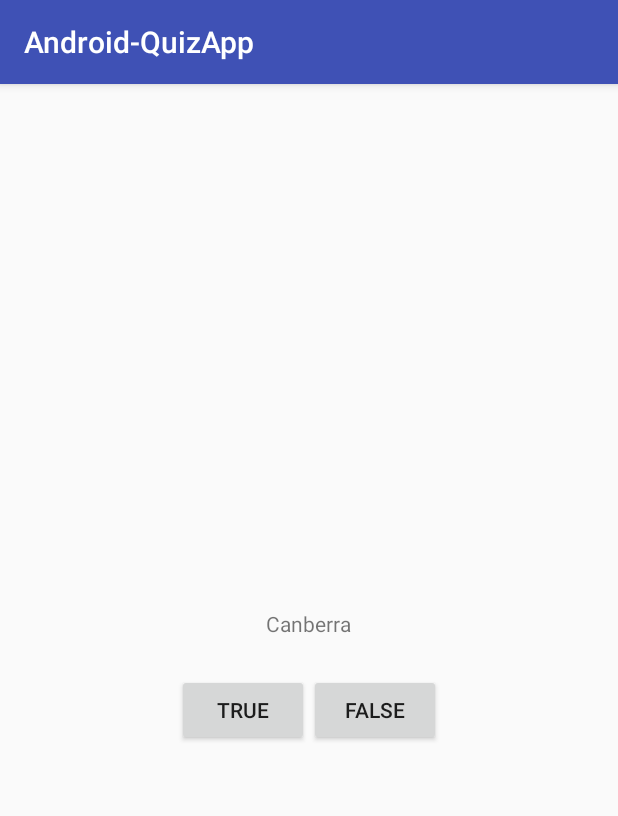
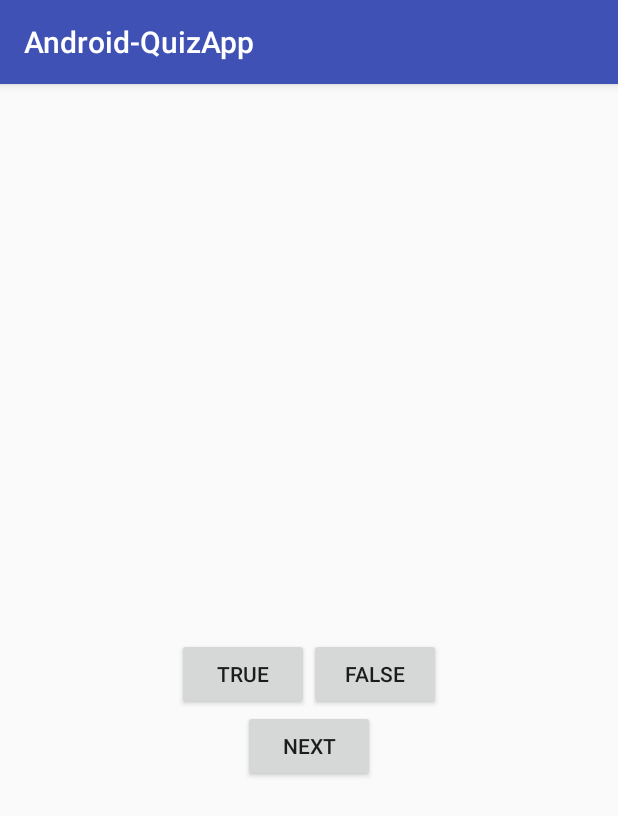
Before and after one commit to kohnewlife/Android-QuizApp, an Android app: the screen it shows after launch (Quiz), on a phone screen of 412 x 824 dp. Shown: the top 816 px of the screen. Run offline under Robolectric (Android 15) with nearby library versions, the phone set to English and light mode, and no system bars.

Commit message:
Added new button + getters and setters

```diff
--- a/app/src/main/java/com/example/skyz/android_quizapp/Quiz.java
+++ b/app/src/main/java/com/example/skyz/android_quizapp/Quiz.java
@@ -5,9 +5,12 @@ import android.os.Bundle;
 import android.view.Gravity;
 import android.view.View;
 import android.widget.Button;
+import android.widget.TextView;
 import android.widget.Toast;
 
 public class Quiz extends AppCompatActivity {
+    private TextView mQuestionTextView;
+
     private Button mTrueButton;
     private Button mFalseButton;
 
--- a/app/src/main/res/layout/activity_quiz.xml
+++ b/app/src/main/res/layout/activity_quiz.xml
@@ -9,10 +9,10 @@
     tools:context="com.example.skyz.android_quizapp.Quiz">
 
     <TextView
+        android:id="@+id/question_text_view"
         android:layout_width="wrap_content"
         android:layout_height="wrap_content"
-        android:padding="24dp"
-        android:text="@string/question_text"/>
+        android:padding="24dp"/>
 
     <LinearLayout
         android:layout_width="wrap_content"
@@ -31,4 +31,11 @@
 
     </LinearLayout>
 
+    <Button
+        android:id="@+id/next_button"
+        android:layout_width="wrap_content"
+        android:layout_height="wrap_content"
+        android:text="@string/next_button"/>
+
+
 </LinearLayout>
--- a/app/src/main/res/values/strings.xml
+++ b/app/src/main/res/values/strings.xml
@@ -1,8 +1,11 @@
 <resources>
     <string name="app_name">Android-QuizApp</string>
-    <string name="question_text">Canberra</string>
     <string name="true_button">True</string>
     <string name="false_button">False</string>
+    <string name="next_button">Next</string>
     <string name="correct_toast">Correct!</string>
     <string name="incorrect_toast">Incorrect!</string>
+
+    <string name="question_australia">Canberra is the capital of Australia.</string>
+    <string name="question_mideast"></string>
 </resources>
```
Also changed, not shown: app/src/main/java/com/example/skyz/android_quizapp/Question.java (+16 -0 lines).
